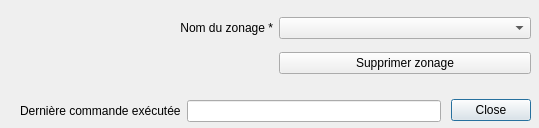
This is forms/Ui_delete_zoning_dialog.ui in datagistips/territoires-ville.TempusAccess as Qt 5 draws it before an edit. The edited form follows.
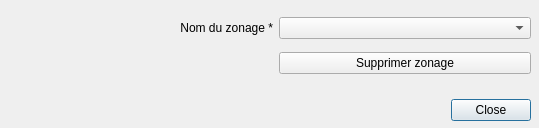
This is the edited form.

Commit message: Remove lineEdits in forms and put SQL commands in an external file

```diff
--- a/forms/Ui_delete_zoning_dialog.ui
+++ b/forms/Ui_delete_zoning_dialog.ui
@@ -61,28 +61,6 @@
     </item>
    </layout>
   </widget>
-  <widget class="QWidget" name="layoutWidget">
-   <property name="geometry">
-    <rect>
-     <x>20</x>
-     <y>100</y>
-     <width>421</width>
-     <height>22</height>
-    </rect>
-   </property>
-   <layout class="QHBoxLayout" name="horizontalLayout">
-    <item>
-     <widget class="QLabel" name="label_5">
-      <property name="text">
-       <string>Dernière commande exécutée</string>
-      </property>
-     </widget>
-    </item>
-    <item>
-     <widget class="QLineEdit" name="lineEditCommand"/>
-    </item>
-   </layout>
-  </widget>
  </widget>
  <resources/>
  <connections>
```
The commit also changes 45 other files.
